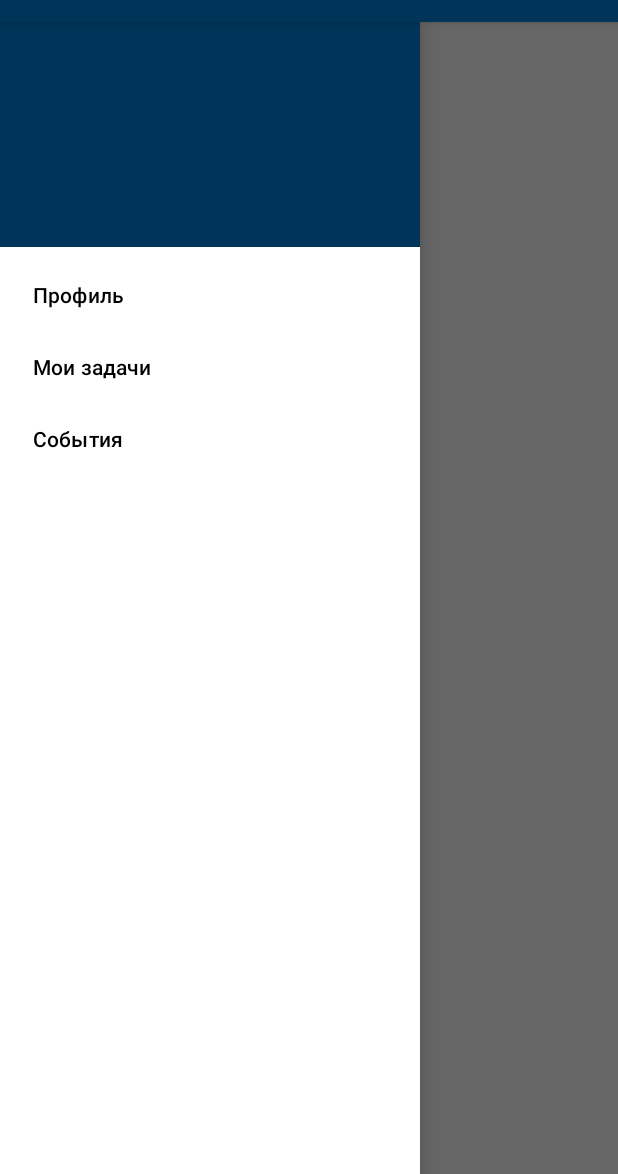
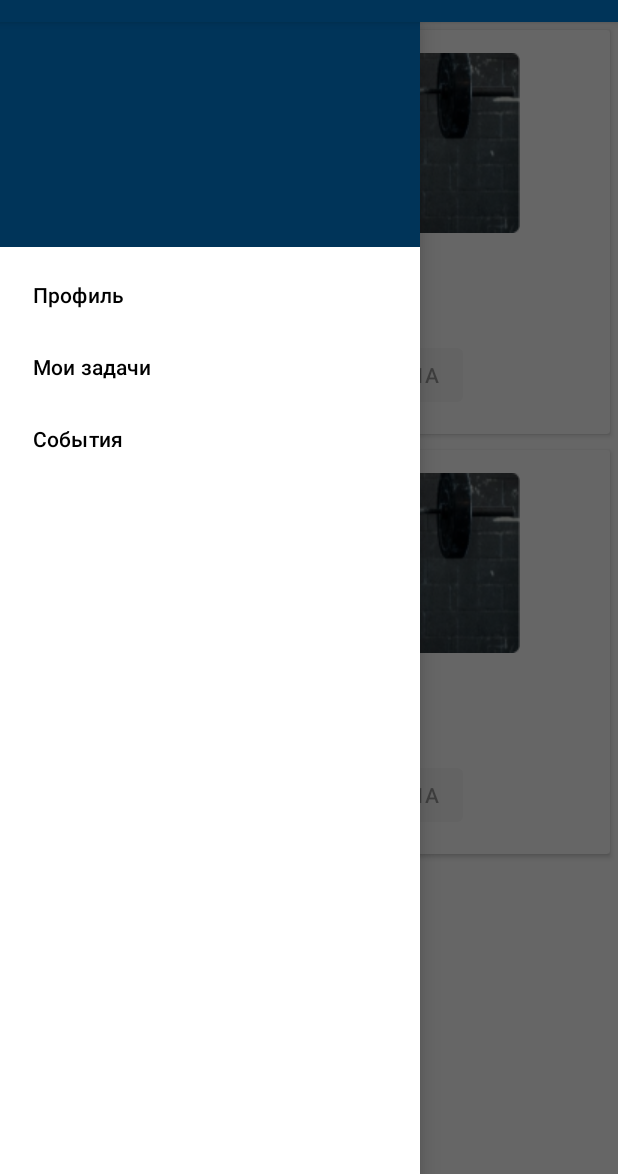
Before and after one commit to SergeiKrainyukov/AdaptumApp, an Android app: the fragment EventsFragment placed in its activity, with the side drawer open, on a phone screen of 412 x 824 dp, the part 62-1236 px from its top. Run offline under Robolectric (Android 15) with nearby library versions, the phone set to English and light mode, and no system bars.

Commit message:
Обновлен экран событий

```diff
--- a/app/src/main/java/com/example/adaptumapp/presentation/adapters/EventsListAdapter.kt
+++ b/app/src/main/java/com/example/adaptumapp/presentation/adapters/EventsListAdapter.kt
@@ -5,6 +5,7 @@ import android.view.ViewGroup
 import androidx.recyclerview.widget.ListAdapter
 import com.example.adaptumapp.R
 import com.example.adaptumapp.presentation.model.EventListItem
+import com.example.adaptumapp.presentation.viewHolders.EventViewHolder
 
 class EventsListAdapter : ListAdapter<EventListItem, EventViewHolder>(EventItemDiffCallback())  {
 
--- a/app/src/main/java/com/example/adaptumapp/presentation/fragments/EventsFragment.kt
+++ b/app/src/main/java/com/example/adaptumapp/presentation/fragments/EventsFragment.kt
@@ -5,10 +5,16 @@ import android.view.LayoutInflater
 import android.view.View
 import android.view.ViewGroup
 import androidx.fragment.app.Fragment
+import androidx.lifecycle.Lifecycle
+import androidx.lifecycle.flowWithLifecycle
+import androidx.lifecycle.lifecycleScope
 import com.example.adaptumapp.AdaptumApp
 import com.example.adaptumapp.databinding.FragmentEventsBinding
 import com.example.adaptumapp.presentation.adapters.EventsListAdapter
 import com.example.adaptumapp.presentation.viewModels.EventsFragmentViewModel
+import kotlinx.coroutines.flow.collectLatest
+import kotlinx.coroutines.flow.filterNotNull
+import kotlinx.coroutines.launch
 import javax.inject.Inject
 
 class EventsFragment : Fragment() {
@@ -50,12 +56,19 @@ class EventsFragment : Fragment() {
         eventsAdapter.registerAction = {
             viewModel.onClickRegister(it)
         }
-        with(binding.eventsRv) {
-            adapter = eventsAdapter
-        }
+        binding.eventsRv.adapter = eventsAdapter
+
     }
 
     private fun bindViewModel() {
-
+        lifecycleScope.launch {
+            viewModel.eventsState.flowWithLifecycle(
+                lifecycle,
+                Lifecycle.State.RESUMED
+            ).filterNotNull()
+                .collectLatest {
+                    eventsAdapter.submitList(it)
+                }
+        }
     }
 }
--- a/app/src/main/java/com/example/adaptumapp/presentation/model/EventListItem.kt
+++ b/app/src/main/java/com/example/adaptumapp/presentation/model/EventListItem.kt
@@ -2,9 +2,9 @@ package com.example.adaptumapp.presentation.model
 
 data class EventListItem(
     val id: Int,
+    val photoUrl: String,
     val status: String,
     val title: String,
     val description: String,
-    val units: Int,
     val date: String,
 )
--- a/app/src/main/java/com/example/adaptumapp/presentation/adapters/EventViewHolder.kt
+++ b/app/src/main/java/com/example/adaptumapp/presentation/viewHolders/EventViewHolder.kt
@@ -1,4 +1,4 @@
-package com.example.adaptumapp.presentation.adapters
+package com.example.adaptumapp.presentation.viewHolders
 
 import android.view.View
 import android.widget.Button
@@ -12,7 +12,6 @@ class EventViewHolder(private val view: View, private val registerAction: ((Int)
     fun bind(eventItem: EventListItem) {
         with(view) {
             findViewById<TextView>(R.id.title).text = eventItem.title
-            findViewById<TextView>(R.id.scores).text = eventItem.units.toString()
             findViewById<TextView>(R.id.date).text = eventItem.date
             findViewById<TextView>(R.id.description).text = eventItem.description
             findViewById<Button>(R.id.register_button).apply {
--- a/app/src/main/java/com/example/adaptumapp/presentation/viewModels/EventsFragmentViewModel.kt
+++ b/app/src/main/java/com/example/adaptumapp/presentation/viewModels/EventsFragmentViewModel.kt
@@ -1,10 +1,12 @@
 package com.example.adaptumapp.presentation.viewModels
 
 import androidx.lifecycle.ViewModel
+import androidx.lifecycle.viewModelScope
 import com.example.adaptumapp.presentation.model.EventListItem
 import kotlinx.coroutines.flow.MutableStateFlow
 import kotlinx.coroutines.flow.StateFlow
 import kotlinx.coroutines.flow.asStateFlow
+import kotlinx.coroutines.launch
 import javax.inject.Inject
 
 class EventsFragmentViewModel @Inject constructor(
@@ -15,7 +17,27 @@ class EventsFragmentViewModel @Inject constructor(
         get() = _eventsState.asStateFlow()
 
     fun init() {
-
+        viewModelScope.launch {
+        val list = listOf(
+            EventListItem(
+                id = 0,
+                photoUrl = "",
+                status = "Регистрация",
+                title = "День здоровья 1",
+                description = "Описание события 1",
+                date = "10.10.2023"
+            ),
+            EventListItem(
+                id = 1,
+                photoUrl = "",
+                status = "Регистрация",
+                title = "День здоровья 2",
+                description = "Описание события 2",
+                date = "12.11.2023"
+            ),
+        )
+            _eventsState.emit(list)
+        }
     }
 
     fun onClickRegister(id: Int) {
--- a/app/src/main/res/layout/item_event.xml
+++ b/app/src/main/res/layout/item_event.xml
@@ -11,18 +11,17 @@
         android:padding="15dp"
         android:orientation="vertical">
 
+        <ImageView
+            android:layout_width="match_parent"
+            android:layout_height="wrap_content"
+            android:src="@drawable/img_training" />
+
         <TextView
             android:id="@+id/title"
             style="@style/TitleTextStyleBlack"
             android:layout_width="match_parent"
             android:layout_height="wrap_content"
             tools:text="День здоровья" />
-
-        <TextView
-            android:id="@+id/scores"
-            android:layout_width="match_parent"
-            android:layout_height="wrap_content"
-            tools:text="Баллы: 100" />
 
         <TextView
             android:id="@+id/date"
@@ -34,6 +33,7 @@
             android:id="@+id/description"
             android:layout_width="match_parent"
             android:layout_height="wrap_content"
+            style="@style/NormalTextStyleBlack"
             tools:text="Описание" />
 
         <Button
```
Also changed, not shown: app/src/main/res/drawable/img_training.png (added).
